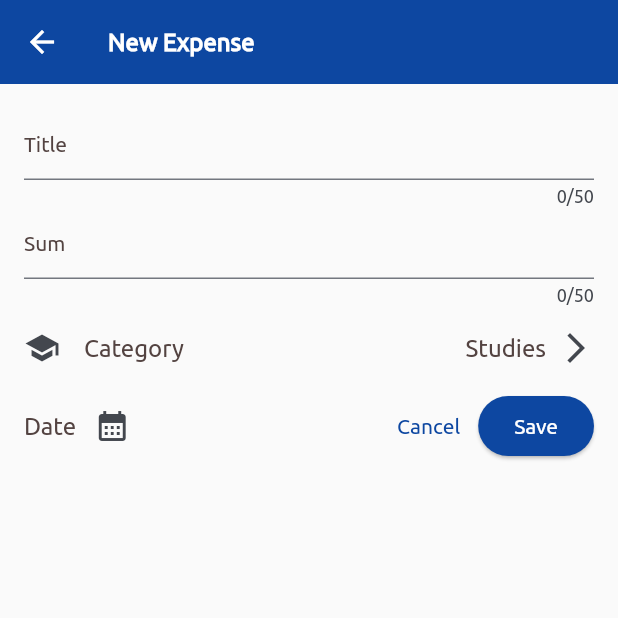
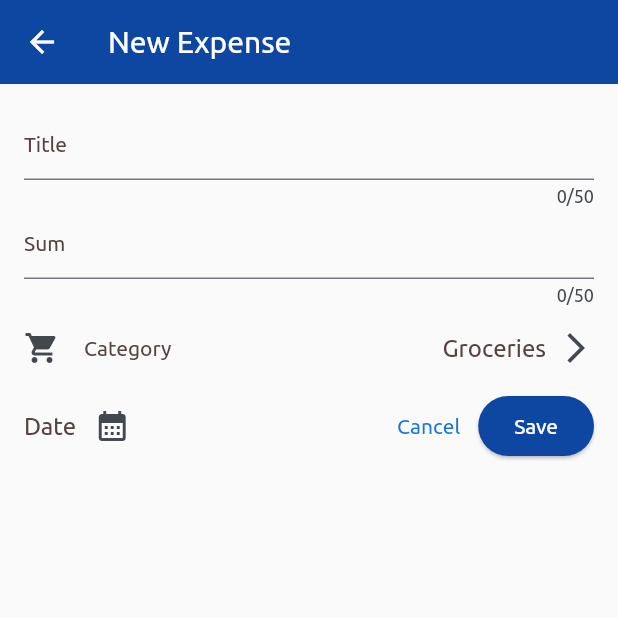
Before and after one commit to romanov-lyubomir/budgetr, a Flutter app: the screen it shows after launch, after a tap on the "arrow forward ios" icon, after a tap on the "add" icon, on a phone screen of 412 x 824 dp, the top half of it. Run offline on Flutter 3.47's test engine with Material 2 defaults, Android fonts, the phone set to English and light mode, and no system bars; our stand-ins replace flutter_riverpod, google_fonts, hive, hive_flutter, logger; accounts and stored records are empty; generated files the repository leaves out were written again.

Commit message:
De-hard some of the code

```diff
--- a/lib/functions/categories.dart
+++ b/lib/functions/categories.dart
@@ -1,19 +1,44 @@
 import 'package:flutter/material.dart';
 import 'package:flutter_gen/gen_l10n/app_localizations.dart';
 
-final categories = {
-  'Food': Icons.restaurant,
-  'Transportation': Icons.train,
-  'Studies': Icons.school,
-  'Bills': Icons.receipt,
-  'Others': Icons.miscellaneous_services,
+final categories = <String, Map<String, dynamic>>{
+  'Food': {
+    "icon": Icons.restaurant,
+    "color": Colors.red.shade900,
+  },
+  'Leisure': {
+    "icon": Icons.movie,
+    "color": Colors.purple.shade900,
+  },
+  'Groceries': {
+    "icon": Icons.shopping_cart,
+    "color": Colors.green.shade900,
+  },
+  'Transportation': {
+    "icon": Icons.train,
+    "color": Colors.blue.shade900,
+  },
+  'Studies': {
+    "icon": Icons.school,
+    "color": Colors.purple.shade900,
+  },
+  'Bills': {
+    "icon": Icons.receipt,
+    "color": Colors.orange.shade900,
+  },
+  'Others': {
+    "icon": Icons.miscellaneous_services,
+    "color": Colors.grey.shade900,
+  },
 };
 
 String supportedCategoriesLang(context, String category) {
   var lang = AppLocalizations.of(context)!;
   return {
         'food': lang.food,
+        'leisure': lang.leisure,
         'transportation': lang.transportation,
+        'groceries': lang.groceries,
         'studies': lang.studies,
         'bills': lang.bills,
         'others': lang.others,
--- a/lib/l10n/app_bg.arb
+++ b/lib/l10n/app_bg.arb
@@ -19,6 +19,7 @@
     "date": "Дата",
     "category": "Категория",
     "food": "Храна",
+    "groceries": "Покупки",
     "transportation": "Транспорт",
     "leisure": "Свободно време",
     "studies": "Учене",
--- a/lib/l10n/app_de.arb
+++ b/lib/l10n/app_de.arb
@@ -19,6 +19,7 @@
     "date": "Datum",
     "category": "Kategorie",
     "food": "Essen",
+    "groceries": "Lebensmittel",
     "transportation": "Transport",
     "leisure": "Freizeit",
     "studies": "Studien",
--- a/lib/l10n/app_en.arb
+++ b/lib/l10n/app_en.arb
@@ -78,6 +78,10 @@
     "food": "Food",
     "@food": {
         "description": "Food"
+    },
+    "groceries": "Groceries",
+    "@groceries": {
+        "description": "Groceries"
     },
     "transportation": "Transportation",
     "@transportation": {
--- a/lib/l10n/app_es.arb
+++ b/lib/l10n/app_es.arb
@@ -19,6 +19,7 @@
     "date": "Fecha",
     "category": "Categoría",
     "food": "Comida",
+    "groceries": "Comestibles",
     "transportation": "Transporte",
     "leisure": "Ocio",
     "studies": "Estudios",
--- a/lib/l10n/app_it.arb
+++ b/lib/l10n/app_it.arb
@@ -19,6 +19,7 @@
     "date": "Data",
     "category": "Categoria",
     "food": "Cibo",
+    "groceries": "Spesa",
     "transportation": "Trasporto",
     "leisure": "Tempo libero",
     "studies": "Studi",
--- a/lib/l10n/app_pt.arb
+++ b/lib/l10n/app_pt.arb
@@ -19,6 +19,7 @@
     "date": "Data",
     "category": "Categoria",
     "food": "Comida",
+    "groceries": "Mantenimentos",
     "transportation": "Transporte",
     "leisure": "Lazer",
     "studies": "Estudos",
--- a/lib/main.dart
+++ b/lib/main.dart
@@ -107,16 +107,10 @@ class _MainMaterialAppState extends State<MainMaterialApp> {
             foregroundColor: onPrimary,
           ),
         ),
-        textTheme: GoogleFonts.ubuntuTextTheme().copyWith(
-          titleLarge: GoogleFonts.ubuntuTextTheme().titleLarge?.copyWith(
-                fontWeight: FontWeight.bold,
-                color: Colors.white,
-                fontSize: 16,
-              ),
-        ),
+        textTheme: GoogleFonts.ubuntuTextTheme(),
         inputDecorationTheme: const InputDecorationTheme(
           labelStyle: TextStyle(
-            color: Color(0xFF534341),
+            color: Color.fromARGB(255, 83, 67, 65),
           ),
         ),
       ),
@@ -143,13 +137,7 @@ class _MainMaterialAppState extends State<MainMaterialApp> {
             foregroundColor: onPrimary,
           ),
         ),
-        textTheme: GoogleFonts.ubuntuTextTheme().copyWith(
-          titleLarge: GoogleFonts.ubuntuTextTheme().titleLarge?.copyWith(
-                fontWeight: FontWeight.bold,
-                color: Colors.white,
-                fontSize: 16,
-              ),
-        ),
+        textTheme: GoogleFonts.ubuntuTextTheme(),
         inputDecorationTheme: const InputDecorationTheme(
           labelStyle: TextStyle(
             color: Color.fromARGB(255, 182, 159, 156),
--- a/lib/screens/settings_screen.dart
+++ b/lib/screens/settings_screen.dart
@@ -1,7 +1,7 @@
 import 'package:budgetr/functions/hive_boxes.dart';
 import 'package:flutter/material.dart';
 import 'package:flutter_gen/gen_l10n/app_localizations.dart';
-import '../widgets/currency_list_tile.dart';
+import 'package:budgetr/widgets/currency_list_tile.dart';
 import 'package:budgetr/functions/get_theme.dart';
 import 'package:budgetr/functions/currencies.dart';
 import 'package:budgetr/functions/colors.dart';
--- a/lib/widgets/chart/chart.dart
+++ b/lib/widgets/chart/chart.dart
@@ -10,13 +10,11 @@ class Chart extends StatelessWidget {
   final List<ExpenseModel> expenses;
 
   List<ExpenseBucket> get buckets {
-    return [
-      ExpenseBucket.forCategory(expenses, 'Food'),
-      ExpenseBucket.forCategory(expenses, 'Transportation'),
-      ExpenseBucket.forCategory(expenses, 'Studies'),
-      ExpenseBucket.forCategory(expenses, 'Bills'),
-      ExpenseBucket.forCategory(expenses, 'Others'),
-    ];
+    List<ExpenseBucket> expenseBuckets = [];
+    for (String category in categories.keys.toList()) {
+      expenseBuckets.add(ExpenseBucket.forCategory(expenses, category));
+    }
+    return expenseBuckets;
   }
 
   double get maxTotalExpense {
@@ -85,7 +83,7 @@ class Chart extends StatelessWidget {
                       child: Padding(
                         padding: const EdgeInsets.symmetric(horizontal: 4),
                         child: Icon(
-                          categories[bucket.category],
+                          categories[bucket.category]!['icon'],
                           color: MediaQuery.of(context).platformBrightness ==
                                   Brightness.light
                               ? Theme.of(context).colorScheme.secondary
--- a/lib/widgets/drawer.dart
+++ b/lib/widgets/drawer.dart
@@ -69,9 +69,7 @@ class _MainDrawerState extends State<MainDrawer> {
                           'Filters and order',
                       style: TextStyle(
                         fontSize: 24,
-                        color: getTheme(context) == 'light'
-                            ? Colors.white
-                            : Theme.of(context).colorScheme.onPrimary,
+                        color: Theme.of(context).colorScheme.onPrimary,
                       ),
                     ),
                   ),
--- a/lib/widgets/expenses.dart
+++ b/lib/widgets/expenses.dart
@@ -127,7 +127,7 @@ class _ExpensesState extends State<Expenses> {
       child: Text(
         AppLocalizations.of(context)?.noExpensesAdded ?? 'No expenses added',
         style: TextStyle(
-          fontSize: 20,
+          fontSize: 16,
           color: Theme.of(context).colorScheme.onSecondary,
         ),
       ),
--- a/lib/widgets/new_expense.dart
+++ b/lib/widgets/new_expense.dart
@@ -28,7 +28,7 @@ class _NewExpenseState extends State<NewExpense> {
   final _amountController = TextEditingController();
   DateTime? _selectedDate;
   String _selectedCategory = categories.keys.toList()[2];
-  Icon _selectedCategoryIcon = Icon(categories[categories.keys.toList()[2]]);
+  Icon _selectedCategoryIcon = Icon(categories.values.toList()[2]['icon']);
   var selectedCurrency = appDataBox.get('currency', defaultValue: 'EUR');
 
   @override
@@ -38,180 +38,10 @@ class _NewExpenseState extends State<NewExpense> {
     super.dispose();
   }
 
-  @override
-  Widget build(BuildContext context) {
-    final keyboardSpace = MediaQuery.of(context).viewInsets.bottom;
-
-    return Scaffold(
-      appBar: AppBar(
-        title: const Text('New Expense'),
-      ),
-      body: LayoutBuilder(
-        builder: (ctx, constraints) {
-          return SizedBox(
-            height: double.infinity,
-            child: SingleChildScrollView(
-              child: Padding(
-                padding: EdgeInsets.fromLTRB(16, 16, 16, keyboardSpace + 16),
-                child: Column(
-                  children: <Widget>[
-                    TextField(
-                      controller: _titleController,
-                      decoration: InputDecoration(
-                        labelText:
-                            AppLocalizations.of(context)?.title ?? 'Title',
-                      ),
-                      style: TextStyle(
-                        color: getTheme(context) != 'dark'
-                            ? const Color(0xFF534341)
-                            : const Color.fromARGB(255, 182, 159, 156),
-                      ),
-                      maxLength: 50,
-                    ),
-                    TextField(
-                      controller: _amountController,
-                      style: TextStyle(
-                        color: getTheme(context) != 'dark'
-                            ? const Color(0xFF534341)
-                            : const Color.fromARGB(255, 182, 159, 156),
-                      ),
-                      decoration: InputDecoration(
-                        suffix: Text(' ${allCurrencies[selectedCurrency]}'),
-                        labelText: AppLocalizations.of(context)?.sum ?? 'Sum',
-                      ),
-                      maxLength: 50,
-                      keyboardType: TextInputType.number,
-                    ),
-                    ListTile(
-                      contentPadding: EdgeInsets.zero,
-                      leading: _selectedCategoryIcon,
-                      title: Text(
-                        AppLocalizations.of(context)?.category ?? 'Category',
-                        style: Theme.of(context)
-                            .textTheme
-                            .titleMedium!
-                            .copyWith(
-                              color: getTheme(context) != 'dark'
-                                  ? const Color(0xFF534341)
-                                  : const Color.fromARGB(255, 182, 159, 156),
-                            ),
-                      ),
-                      trailing: Row(
-                        mainAxisSize: MainAxisSize.min,
-                        children: <Widget>[
-                          Text(
-                            supportedCategoriesLang(
-                              context,
-                              _selectedCategory,
-                            ),
-                            style: Theme.of(context)
-                                .textTheme
-                                .titleMedium!
-                                .copyWith(
-                                  color: getTheme(context) != 'dark'
-                                      ? const Color(0xFF534341)
-                                      : const Color.fromARGB(
-                                          255, 182, 159, 156),
-                                ),
-                          ),
-                          const SizedBox(width: 8),
-                          const Icon(Icons.arrow_forward_ios),
-                        ],
-                      ),
-                      onTap: () {
-                        showModalBottomSheet(
-                          isScrollControlled: true,
-                          useSafeArea: true,
-                          context: context,
-                          builder: (ctx) => SizedBox(
-                            height: MediaQuery.of(context).size.height * 0.5,
-                            width: double.infinity,
-                            child: SingleChildScrollView(
-                              child: Padding(
-                                padding: const EdgeInsets.all(20.0),
-                                child: Column(
-                                  children: [
-                                    const SizedBox(height: 20),
-                                    ...categories.keys.toList().map(
-                                          (supportedCategory) => ListTile(
-                                            leading: Icon(
-                                              categories[supportedCategory],
-                                            ),
-                                            title: Text(
-                                              supportedCategoriesLang(
-                                                context,
-                                                supportedCategory,
-                                              ),
-                                            ),
-                                            onTap: () {
-                                              setState(() {
-                                                _selectedCategory =
-                                                    supportedCategory;
-                                                _selectedCategoryIcon = Icon(
-                                                  categories[supportedCategory],
-                                                );
-                                              });
-                                              Navigator.of(context).pop();
-                                            },
-                                          ),
-                                        ),
-                                  ],
-                                ),
-                              ),
-                            ),
-                          ),
-                        );
-                      },
-                    ),
-                    Row(
-                      children: [
-                        Text(
-                          _selectedDate == null
-                              ? AppLocalizations.of(context)?.date ?? 'Date'
-                              : formatter
-                                  .format(_selectedDate ?? DateTime.now()),
-                          style: Theme.of(context)
-                              .textTheme
-                              .titleMedium!
-                              .copyWith(
-                                color: getTheme(context) != 'dark'
-                                    ? const Color(0xFF534341)
-                                    : const Color.fromARGB(255, 182, 159, 156),
-                              ),
-                        ),
-                        IconButton(
-                          onPressed: () async {
-                            final now = DateTime.now();
-                            final firstDate =
-                                DateTime(now.year - 1, now.month, now.day);
-                            final pickedDate = await showDatePicker(
-                              context: context,
-                              initialDate: now,
-                              firstDate: firstDate,
-                              lastDate: now,
-                            );
-                            setState(() {
-                              _selectedDate = pickedDate;
-                            });
-                          },
-                          icon: const Icon(Icons.calendar_month),
-                        ),
-                        const Spacer(),
-                        TextButton(
-                          onPressed: () {
-                            Navigator.pop(context);
-                          },
-                          child: Text(
-                            AppLocalizations.of(context)?.cancel ?? 'Cancel',
-                          ),
-                        ),
-                        ElevatedButton(
-                          onPressed: () {
+  void _submit() {
     final enteredAmount = _amountController.text.trim();
+    final parsedEnteredAmount = double.tryParse(enteredAmount);
     final title = _titleController.text.trim();
-                            final parsedEnteredAmount = double.tryParse(
-                              _amountController.text.trim(),
-                            );
     final date = _selectedDate;
     final category = _selectedCategory;
     try {
@@ -268,6 +98,164 @@ class _NewExpenseState extends State<NewExpense> {
         );
       }
     }
+  }
+
+  @override
+  Widget build(BuildContext context) {
+    final keyboardSpace = MediaQuery.of(context).viewInsets.bottom;
+
+    return Scaffold(
+      appBar: AppBar(
+        title: const Text('New Expense'),
+      ),
+      body: LayoutBuilder(
+        builder: (ctx, constraints) {
+          return SingleChildScrollView(
+            child: Padding(
+              padding: EdgeInsets.fromLTRB(16, 16, 16, keyboardSpace + 16),
+              child: Column(
+                children: <Widget>[
+                  TextField(
+                    controller: _titleController,
+                    decoration: InputDecoration(
+                      labelText: AppLocalizations.of(context)?.title ?? 'Title',
+                    ),
+                    maxLength: 50,
+                  ),
+                  TextField(
+                    controller: _amountController,
+                    decoration: InputDecoration(
+                      suffix: Text(' ${allCurrencies[selectedCurrency]}'),
+                      labelText: AppLocalizations.of(context)?.sum ?? 'Sum',
+                    ),
+                    maxLength: 50,
+                    keyboardType: TextInputType.number,
+                  ),
+                  ListTile(
+                    contentPadding: EdgeInsets.zero,
+                    leading: _selectedCategoryIcon,
+                    title: Text(
+                      AppLocalizations.of(context)?.category ?? 'Category',
+                      style: TextStyle(
+                        color: Theme.of(context)
+                            .inputDecorationTheme
+                            .labelStyle!
+                            .color,
+                      ),
+                    ),
+                    trailing: Row(
+                      mainAxisSize: MainAxisSize.min,
+                      children: <Widget>[
+                        Text(
+                          supportedCategoriesLang(
+                            context,
+                            _selectedCategory,
+                          ),
+                          style:
+                              Theme.of(context).textTheme.titleMedium!.copyWith(
+                                    color: Theme.of(context)
+                                        .inputDecorationTheme
+                                        .labelStyle!
+                                        .color,
+                                  ),
+                        ),
+                        const SizedBox(width: 8),
+                        const Icon(Icons.arrow_forward_ios),
+                      ],
+                    ),
+                    onTap: () {
+                      showModalBottomSheet(
+                        isScrollControlled: true,
+                        useSafeArea: true,
+                        context: context,
+                        builder: (ctx) => SizedBox(
+                          height: MediaQuery.of(context).size.height * 0.5,
+                          width: double.infinity,
+                          child: SingleChildScrollView(
+                            child: Padding(
+                              padding: const EdgeInsets.all(20.0),
+                              child: Column(
+                                children: [
+                                  const SizedBox(height: 20),
+                                  ...categories.keys.toList().map(
+                                        (supportedCategory) => ListTile(
+                                          leading: Icon(
+                                            categories[supportedCategory]![
+                                                'icon'],
+                                          ),
+                                          title: Text(
+                                            supportedCategoriesLang(
+                                              context,
+                                              supportedCategory,
+                                            ),
+                                          ),
+                                          onTap: () {
+                                            setState(() {
+                                              _selectedCategory =
+                                                  supportedCategory;
+                                              _selectedCategoryIcon = Icon(
+                                                  categories[
+                                                          supportedCategory]![
+                                                      'icon']);
+                                            });
+                                            Navigator.of(context).pop();
+                                          },
+                                        ),
+                                      ),
+                                ],
+                              ),
+                            ),
+                          ),
+                        ),
+                      );
+                    },
+                  ),
+                  Row(
+                    children: [
+                      Text(
+                        _selectedDate == null
+                            ? AppLocalizations.of(context)?.date ?? 'Date'
+                            : formatter.format(_selectedDate ?? DateTime.now()),
+                        style:
+                            Theme.of(context).textTheme.titleMedium!.copyWith(
+                                  color: Theme.of(context)
+                                      .inputDecorationTheme
+                                      .labelStyle!
+                                      .color,
+                                ),
+                      ),
+                      IconButton(
+                        onPressed: () async {
+                          final now = DateTime.now();
+                          final firstDate =
+                              DateTime(now.year - 1, now.month, now.day);
+                          final pickedDate = await showDatePicker(
+                            context: context,
+                            initialDate: now,
+                            firstDate: firstDate,
+                            lastDate: now,
+                          );
+                          setState(() {
+                            _selectedDate = pickedDate;
+                          });
+                        },
+                        icon: const Icon(Icons.calendar_month),
+                      ),
+                      const Spacer(),
+                      TextButton(
+                        onPressed: () {
+                          Navigator.pop(context);
+                        },
+                        child: Text(
+                          AppLocalizations.of(context)?.cancel ?? 'Cancel',
+                          style: TextStyle(
+                            color: Theme.of(context).colorScheme.secondary,
+                          ),
+                        ),
+                      ),
+                      ElevatedButton(
+                        onPressed: () {
+                          _submit();
                         },
                         child: Text(
                           AppLocalizations.of(context)?.save ?? 'Save',
@@ -278,7 +266,6 @@ class _NewExpenseState extends State<NewExpense> {
                 ],
               ),
             ),
-            ),
           );
         },
       ),
```
Also changed, not shown: lib/functions/get_theme.dart (+6 -10 lines), lib/screens/add_expense_screen.dart (deleted, +0 -64 lines), lib/screens/expenses_screen.dart (deleted, +0 -37 lines), lib/widgets/expense_item.dart (+5 -13 lines), lib/widgets/expenses_list_widget.dart (+0 -12 lines). Lines whose indentation alone changed are shown as unchanged.
